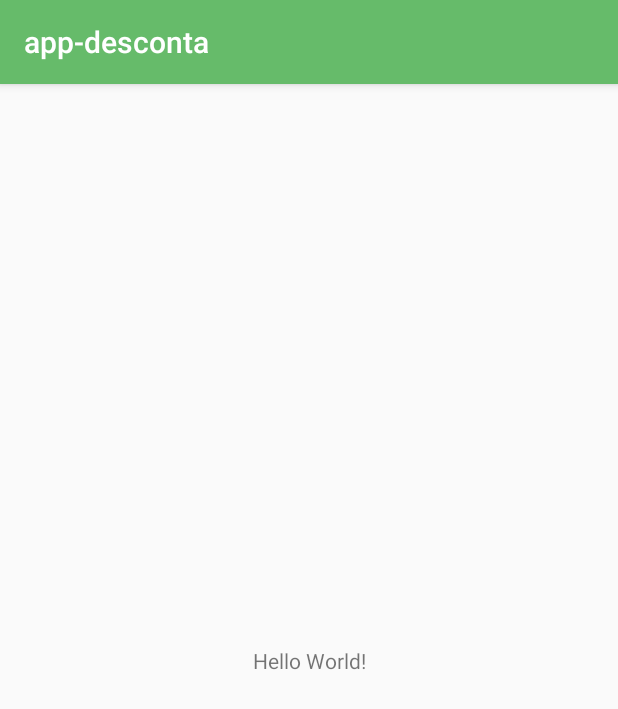
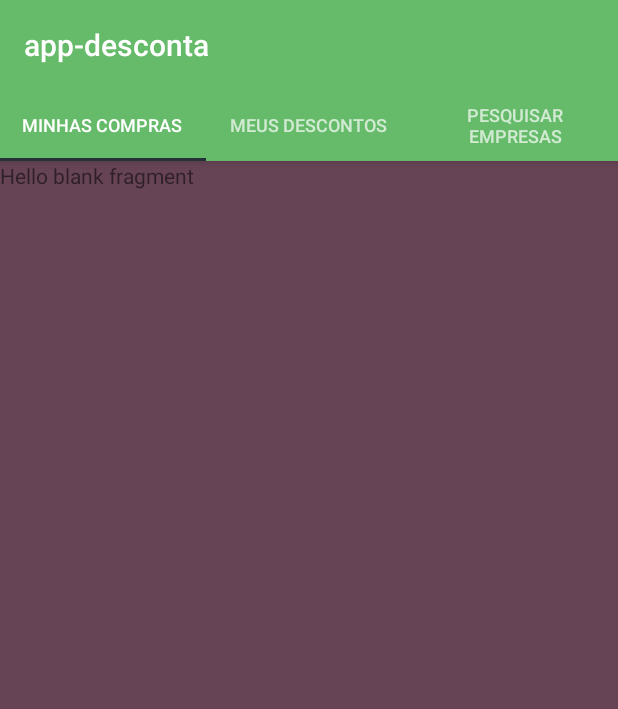
Before and after one commit to wifoli/app_desconta, an Android app: the screen it shows after launch (MainActivity before the commit, TabsActivity after it), after a tap on "ACESSAR", on a phone screen of 412 x 824 dp. Shown: the top 709 px of the screen. Run offline under Robolectric (Android 15) with nearby library versions, the phone set to English and light mode, and no system bars.

Commit message:
ADD TabNavigation - compra, desconto e pesquisa

```diff
--- a/app/build.gradle
+++ b/app/build.gradle
@@ -23,6 +23,9 @@ dependencies {
     implementation fileTree(dir: 'libs', include: ['*.jar'])
     implementation 'androidx.appcompat:appcompat:1.0.2'
     implementation 'androidx.constraintlayout:constraintlayout:1.1.3'
+    implementation 'com.google.android.material:material:1.0.0'
+    implementation 'androidx.lifecycle:lifecycle-extensions:2.0.0'
+    implementation 'androidx.legacy:legacy-support-v4:1.0.0'
     testImplementation 'junit:junit:4.12'
     androidTestImplementation 'androidx.test:runner:1.2.0'
     androidTestImplementation 'androidx.test.espresso:espresso-core:3.2.0'
--- /dev/null
+++ b/app/src/main/java/com/app_desconta/TabsActivity.java
@@ -0,0 +1,26 @@
+package com.app_desconta;
+
+import android.os.Bundle;
+
+import com.google.android.material.tabs.TabLayout;
+
+import androidx.viewpager.widget.ViewPager;
+import androidx.appcompat.app.AppCompatActivity;
+
+
+
+import com.app_desconta.ui.main.SectionsPagerAdapter;
+
+public class TabsActivity extends AppCompatActivity {
+
+    @Override
+    protected void onCreate(Bundle savedInstanceState) {
+        super.onCreate(savedInstanceState);
+        setContentView(R.layout.activity_tabs);
+        SectionsPagerAdapter sectionsPagerAdapter = new SectionsPagerAdapter(this, getSupportFragmentManager());
+        ViewPager viewPager = findViewById(R.id.view_pager);
+        viewPager.setAdapter(sectionsPagerAdapter);
+        TabLayout tabs = findViewById(R.id.tabs);
+        tabs.setupWithViewPager(viewPager);
+    }
+}
--- /dev/null
+++ b/app/src/main/java/com/app_desconta/fragments/ComprasFragment.java
@@ -0,0 +1,31 @@
+package com.app_desconta.fragments;
+
+
+import android.os.Bundle;
+
+import androidx.fragment.app.Fragment;
+
+import android.view.LayoutInflater;
+import android.view.View;
+import android.view.ViewGroup;
+
+import com.app_desconta.R;
+
+/**
+ * A simple {@link Fragment} subclass.
+ */
+public class ComprasFragment extends Fragment {
+
+
+    public ComprasFragment() {
+        // Required empty public constructor
+    }
+
+
+    @Override
+    public View onCreateView(LayoutInflater inflater, ViewGroup container,
+                             Bundle savedInstanceState) {
+        return inflater.inflate(R.layout.fragment_compras, container, false);
+    }
+
+}
--- /dev/null
+++ b/app/src/main/java/com/app_desconta/fragments/DescontoFragment.java
@@ -0,0 +1,30 @@
+package com.app_desconta.fragments;
+
+
+import android.os.Bundle;
+import android.view.LayoutInflater;
+import android.view.View;
+import android.view.ViewGroup;
+
+import androidx.fragment.app.Fragment;
+
+import com.app_desconta.R;
+
+/**
+ * A simple {@link Fragment} subclass.
+ */
+public class DescontoFragment extends Fragment {
+
+
+    public DescontoFragment() {
+        // Required empty public constructor
+    }
+
+
+    @Override
+    public View onCreateView(LayoutInflater inflater, ViewGroup container,
+                             Bundle savedInstanceState) {
+        return inflater.inflate(R.layout.fragment_desconto, container, false);
+    }
+
+}
--- a/app/src/main/java/com/app_desconta/login/Tela_login.java
+++ b/app/src/main/java/com/app_desconta/login/Tela_login.java
@@ -7,8 +7,8 @@ import android.os.Bundle;
 import android.view.View;
 import android.widget.Button;
 
-import com.app_desconta.MainActivity;
 import com.app_desconta.R;
+import com.app_desconta.TabsActivity;
 
 public class Tela_login extends AppCompatActivity {
 
@@ -21,7 +21,7 @@ public class Tela_login extends AppCompatActivity {
         bt_acessar.setOnClickListener(new View.OnClickListener() {
             @Override
             public void onClick(View v) {
-                Intent intent = new Intent(getApplicationContext(), MainActivity.class);
+                Intent intent = new Intent(getApplicationContext(), TabsActivity.class);
                 startActivity(intent);
             }
         });
--- /dev/null
+++ b/app/src/main/java/com/app_desconta/ui/main/SectionsPagerAdapter.java
@@ -0,0 +1,58 @@
+package com.app_desconta.ui.main;
+
+import android.content.Context;
+
+import androidx.annotation.Nullable;
+import androidx.annotation.StringRes;
+import androidx.fragment.app.Fragment;
+import androidx.fragment.app.FragmentManager;
+import androidx.fragment.app.FragmentPagerAdapter;
+
+import com.app_desconta.R;
+import com.app_desconta.fragments.ComprasFragment;
+import com.app_desconta.fragments.DescontoFragment;
+import com.app_desconta.fragments.PesquisaFragment;
+
+/**
+ * A [FragmentPagerAdapter] that returns a fragment corresponding to
+ * one of the sections/tabs/pages.
+ */
+public class SectionsPagerAdapter extends FragmentPagerAdapter {
+
+    @StringRes
+    private static final int[] TAB_TITLES = new int[]{R.string.tab_text_1, R.string.tab_text_2, R.string.tab_text_3};
+    private final Context mContext;
+
+    public SectionsPagerAdapter(Context context, FragmentManager fm) {
+        super(fm);
+        mContext = context;
+    }
+
+    @Override
+    public Fragment getItem(int position) {
+        Fragment fragment = null;
+        switch (position) {
+            case 0:
+                fragment = new ComprasFragment();
+                break;
+            case 1:
+                fragment = new DescontoFragment();
+                break;
+            case 2:
+                fragment = new PesquisaFragment();
+                break;
+        }
+        return fragment;
+    }
+
+    @Nullable
+    @Override
+    public CharSequence getPageTitle(int position) {
+        return mContext.getResources().getString(TAB_TITLES[position]);
+    }
+
+    @Override
+    public int getCount() {
+        return TAB_TITLES.length;
+    }
+}
--- /dev/null
+++ b/app/src/main/res/layout/activity_tabs.xml
@@ -0,0 +1,37 @@
+<?xml version="1.0" encoding="utf-8"?>
+<androidx.coordinatorlayout.widget.CoordinatorLayout xmlns:android="http://schemas.android.com/apk/res/android"
+    xmlns:app="http://schemas.android.com/apk/res-auto"
+    xmlns:tools="http://schemas.android.com/tools"
+    android:layout_width="match_parent"
+    android:layout_height="match_parent"
+    tools:context=".TabsActivity">
+
+    <com.google.android.material.appbar.AppBarLayout
+        android:layout_width="match_parent"
+        android:layout_height="wrap_content"
+        android:theme="@style/AppTheme.AppBarOverlay">
+
+        <TextView
+            android:id="@+id/title"
+            android:layout_width="wrap_content"
+            android:layout_height="wrap_content"
+            android:gravity="center"
+            android:minHeight="?actionBarSize"
+            android:padding="@dimen/appbar_padding"
+            android:text="@string/app_name"
+            android:textAppearance="@style/TextAppearance.Widget.AppCompat.Toolbar.Title" />
+
+        <com.google.android.material.tabs.TabLayout
+            android:id="@+id/tabs"
+            android:layout_width="match_parent"
+            android:layout_height="wrap_content"
+            android:background="?attr/colorPrimary" />
+    </com.google.android.material.appbar.AppBarLayout>
+
+    <androidx.viewpager.widget.ViewPager
+        android:id="@+id/view_pager"
+        android:layout_width="match_parent"
+        android:layout_height="match_parent"
+        app:layout_behavior="@string/appbar_scrolling_view_behavior" />
+
+</androidx.coordinatorlayout.widget.CoordinatorLayout>
--- /dev/null
+++ b/app/src/main/res/layout/fragment_compras.xml
@@ -0,0 +1,14 @@
+<?xml version="1.0" encoding="utf-8"?>
+<FrameLayout xmlns:android="http://schemas.android.com/apk/res/android"
+    xmlns:tools="http://schemas.android.com/tools"
+    android:layout_width="match_parent"
+    android:layout_height="match_parent"
+    tools:context=".fragments.ComprasFragment"
+    android:background="#645">
+
+    <TextView
+        android:layout_width="match_parent"
+        android:layout_height="match_parent"
+        android:text="@string/hello_blank_fragment" />
+
+</FrameLayout>
--- /dev/null
+++ b/app/src/main/res/values-w820dp/dimens.xml
@@ -0,0 +1,6 @@
+<resources>
+    <!-- Example customization of dimensions originally defined in res/values/dimens.xml
+         (such as screen margins) for screens with more than 820dp of available width. This
+         would include 7" and 10" devices in landscape (~960dp and ~1280dp respectively). -->
+    <dimen name="activity_horizontal_margin">64dp</dimen>
+</resources>
--- a/app/src/main/res/values/strings.xml
+++ b/app/src/main/res/values/strings.xml
@@ -42,4 +42,13 @@
     <string name="tv_login_termos">Concordo com os termos de contrato</string>
     <string name="bt_login_finalizar">Finalizar cadastro</string>
 
+
+    <string name="title_activity_tabs">TabsActivity</string>
+    <string name="tab_text_1">Minhas Compras</string>
+    <string name="tab_text_2">Meus Descontos</string>
+    <string name="tab_text_3">Pesquisar Empresas</string>
+
+    <!-- TODO: Remove or change this placeholder text -->
+    <string name="hello_blank_fragment">Hello blank fragment</string>
+
 </resources>
--- a/app/src/main/res/values/styles.xml
+++ b/app/src/main/res/values/styles.xml
@@ -8,4 +8,13 @@
         <item name="colorAccent">@color/colorAccent</item>
     </style>
 
+    <style name="AppTheme.NoActionBar">
+        <item name="windowActionBar">false</item>
+        <item name="windowNoTitle">true</item>
+    </style>
+
+    <style name="AppTheme.AppBarOverlay" parent="ThemeOverlay.AppCompat.Dark.ActionBar" />
+
+    <style name="AppTheme.PopupOverlay" parent="ThemeOverlay.AppCompat.Light" />
+
 </resources>
```
Also changed, not shown: app/src/main/AndroidManifest.xml (+8 -4 lines), app/src/main/java/com/app_desconta/fragments/PesquisaFragment.java (added, +30 -0 lines), app/src/main/java/com/app_desconta/ui/main/PageViewModel.java (added, +26 -0 lines), app/src/main/java/com/app_desconta/ui/main/PlaceholderFragment.java (added, +59 -0 lines), app/src/main/res/layout/fragment_desconto.xml (added, +15 -0 lines), app/src/main/res/layout/fragment_pesquisa.xml (added, +14 -0 lines), app/src/main/res/layout/fragment_tabs.xml (added, +23 -0 lines), app/src/main/res/values/dimens.xml (added, +8 -0 lines), 1 other file.
